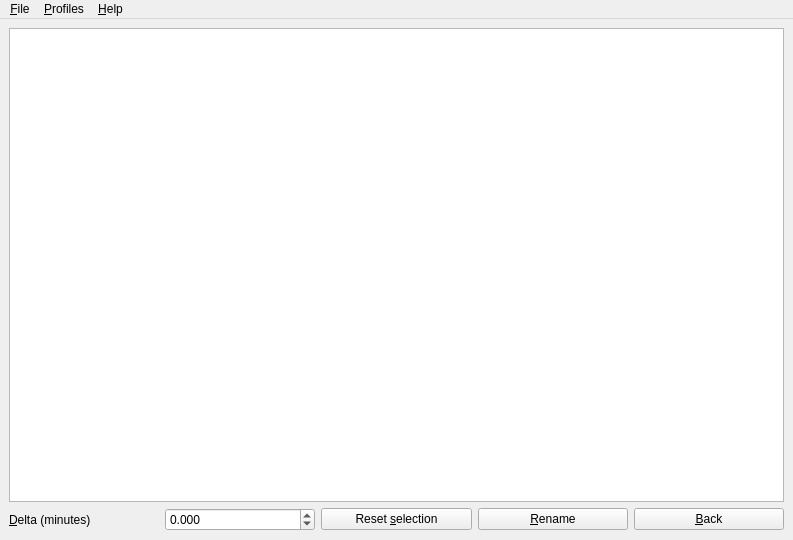
Old version of the form qtimgren/main_window.ui in the repository s-ball/qtimgren.
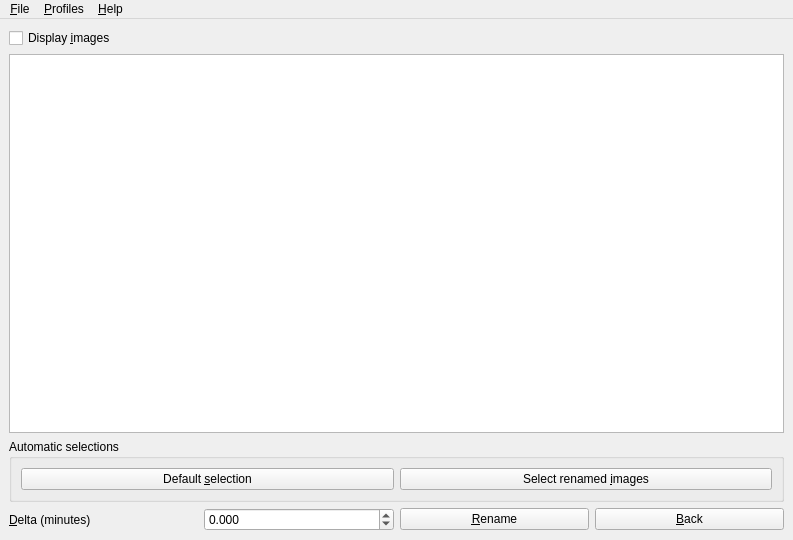
New version of the form. Custom widgets are drawn as their Qt base class.

Commit message:
Add an option to not display the images.
If the images are hidden the cache is not cleared so it can still be used when they are displayed again.

```diff
--- a/qtimgren/main_window.ui
+++ b/qtimgren/main_window.ui
@@ -14,9 +14,22 @@
    <string>QtImgren</string>
   </property>
   <widget class="QWidget" name="centralWidget">
-   <layout class="QHBoxLayout" name="horizontalLayout_2">
+   <layout class="QHBoxLayout" name="horizontalLayout_3">
     <item>
-     <layout class="QVBoxLayout" name="verticalLayout">
+     <layout class="QVBoxLayout" name="verticalLayout_2">
+      <item>
+       <widget class="QCheckBox" name="images_display">
+        <property name="sizePolicy">
+         <sizepolicy hsizetype="Expanding" vsizetype="Fixed">
+          <horstretch>0</horstretch>
+          <verstretch>0</verstretch>
+         </sizepolicy>
+        </property>
+        <property name="text">
+         <string>Display &amp;images</string>
+        </property>
+       </widget>
+      </item>
       <item>
        <widget class="View" name="tableView">
         <property name="sizePolicy">
@@ -33,6 +46,33 @@
         </attribute>
        </widget>
       </item>
+      <item>
+       <widget class="QGroupBox" name="groupBox">
+        <property name="title">
+         <string>Automatic selections</string>
+        </property>
+        <layout class="QVBoxLayout" name="verticalLayout">
+         <item>
+          <layout class="QHBoxLayout" name="horizontalLayout_2">
+           <item>
+            <widget class="QPushButton" name="reset">
+             <property name="text">
+              <string>Default &amp;selection</string>
+             </property>
+            </widget>
+           </item>
+           <item>
+            <widget class="QPushButton" name="renamed">
+             <property name="text">
+              <string>Select renamed &amp;images</string>
+             </property>
+            </widget>
+           </item>
+          </layout>
+         </item>
+        </layout>
+       </widget>
+      </item>
       <item>
        <layout class="QHBoxLayout" name="horizontalLayout">
         <item>
@@ -58,13 +98,6 @@
           </property>
          </widget>
         </item>
-        <item>
-         <widget class="QPushButton" name="reset">
-          <property name="text">
-           <string>Reset &amp;selection</string>
-          </property>
-         </widget>
-        </item>
         <item>
          <widget class="QPushButton" name="rename">
           <property name="text">
```
Left out of the diff: 59 changed lines with no effect on the pictures. The commit also changes 2 other files.
